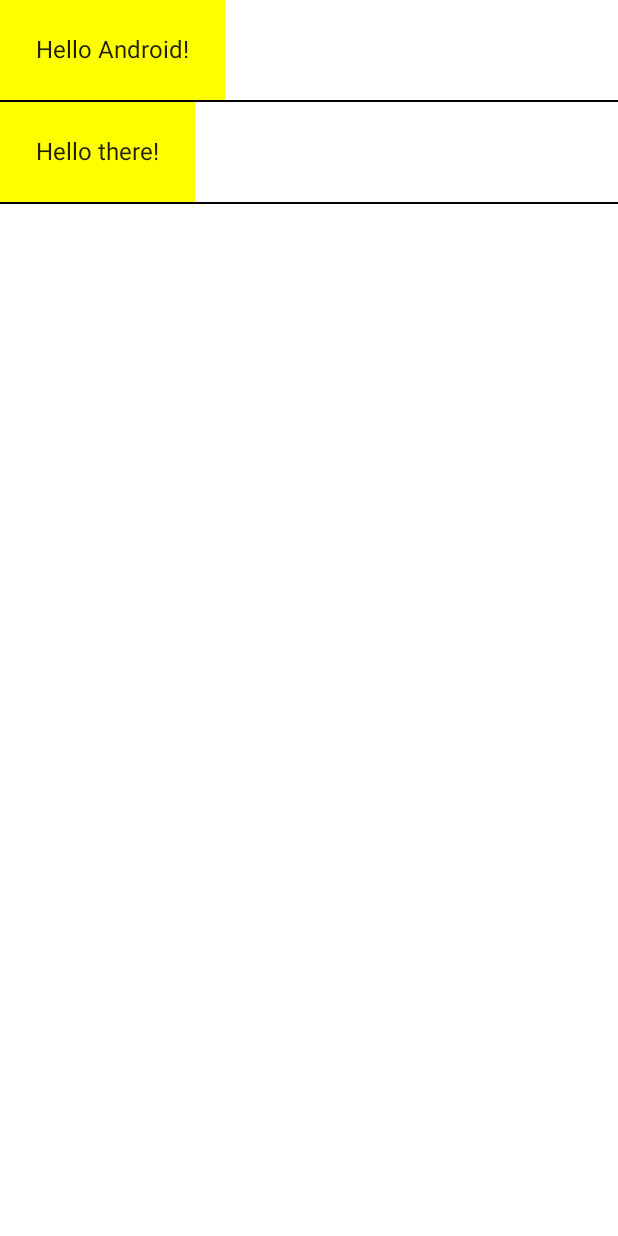
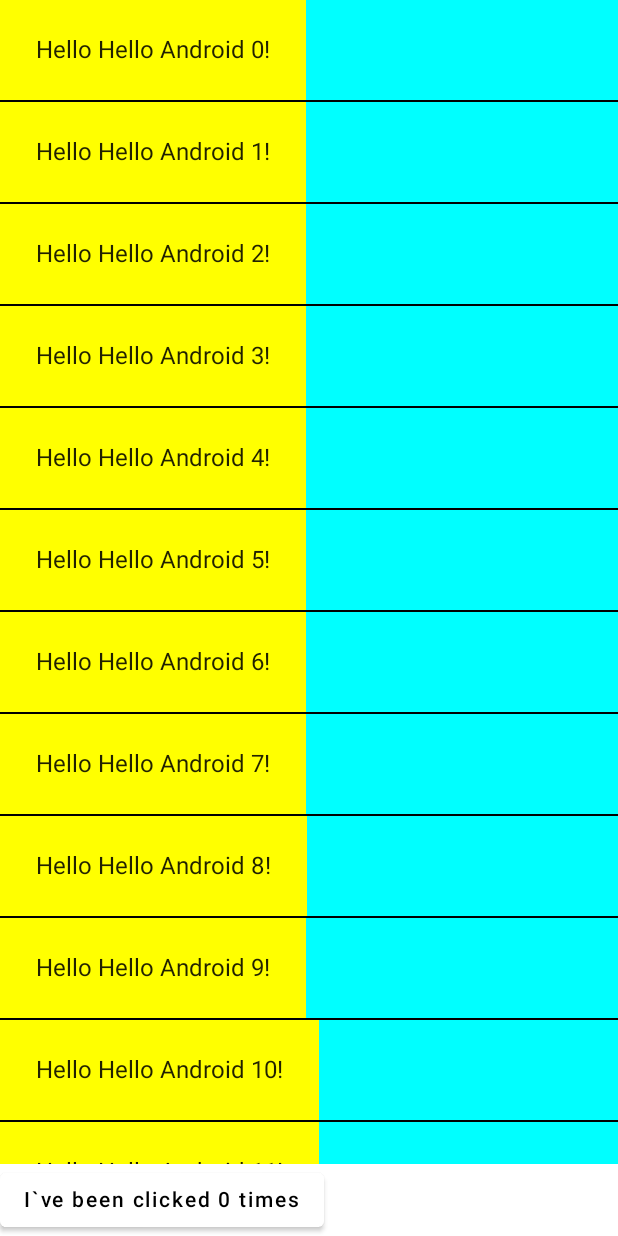
Before and after one commit to lbarqueira/Jetpack-Compose-Basics, an Android app built with Jetpack Compose: the @Preview function DefaultPreview, on a phone screen of 412 x 824 dp. Run offline under Robolectric (Android 15) with nearby library versions, the phone set to English and light mode, and no system bars.

Commit message:
commit 7th September - state and flexible layouts

```diff
--- a/app/src/main/java/com/lbarqueira/jetpackcomposebasics/MainActivity.kt
+++ b/app/src/main/java/com/lbarqueira/jetpackcomposebasics/MainActivity.kt
@@ -1,17 +1,24 @@
 package com.lbarqueira.jetpackcomposebasics
 
+import android.content.res.Configuration.UI_MODE_NIGHT_NO
+import android.content.res.Configuration.UI_MODE_NIGHT_YES
 import android.os.Bundle
 import androidx.activity.compose.setContent
 import androidx.appcompat.app.AppCompatActivity
+import androidx.compose.foundation.background
 import androidx.compose.foundation.layout.Column
+import androidx.compose.foundation.layout.fillMaxHeight
 import androidx.compose.foundation.layout.padding
-import androidx.compose.material.Divider
-import androidx.compose.material.MaterialTheme
-import androidx.compose.material.Surface
-import androidx.compose.material.Text
+import androidx.compose.foundation.lazy.LazyColumn
+import androidx.compose.foundation.lazy.items
+import androidx.compose.material.*
 import androidx.compose.runtime.Composable
+import androidx.compose.runtime.MutableState
+import androidx.compose.runtime.mutableStateOf
+import androidx.compose.runtime.remember
 import androidx.compose.ui.Modifier
 import androidx.compose.ui.graphics.Color
+import androidx.compose.ui.tooling.preview.Devices.NEXUS_6
 import androidx.compose.ui.tooling.preview.Preview
 import androidx.compose.ui.unit.dp
 import com.lbarqueira.jetpackcomposebasics.ui.theme.JetpackComposeBasicsTheme
@@ -43,14 +50,36 @@ fun MyApp(content: @Composable () -> Unit) {
 }
 
 @Composable
-fun MyScreenContent(names: List<String> = listOf("Android", "there")) {
-    Column {
-        for (name in names) {
+fun MyScreenContent(
+    names: List<String> = List(1000) { "Hello Android $it" }
+) {
+    // state hoisting
+    val counterState: MutableState<Int> = remember { mutableStateOf(0) }
+
+    Column(modifier = Modifier.fillMaxHeight()) {
+        NameList(
+            names = names,
+            modifier = Modifier
+                .weight(1f)
+                .background(color = Color.Cyan)
+        )
+        Counter(
+            count = counterState.value,
+            updateCount = { newCount -> counterState.value = newCount }
+        )
+    }
+}
+
+@Composable
+fun NameList(names: List<String>, modifier: Modifier) {
+    LazyColumn(modifier = modifier) {
+        items(items = names) { name ->
             Greeting(name = name)
             Divider(color = Color.Black)
         }
     }
 }
+
 
 // Note: Composable functions are Kotlin functions that are marked with the @Composable annotation,
 // as you can see:
@@ -64,8 +93,34 @@ fun Greeting(name: String) {
 
 }
 
+// Since consumers of Counter can be interested in the state, you can defer it
+// to the caller completely by introducing a (count, updateCount) pair as parameters of Counter.
+// In this way, Counter is hoisting its state.
+@Composable
+fun Counter(count: Int, updateCount: (Int) -> Unit) {
+    // val count: MutableState<Int> = remember { mutableStateOf(0) }
+    Button(
+        onClick = { updateCount(count + 1) },
+        colors = ButtonDefaults.buttonColors(
+            backgroundColor = if (count > 5) Color.Green else Color.White
+        )
+    ) {
+        Text("I`ve been clicked $count times")
+    }
+}
 
-@Preview(name = "MyScreen preview")
+@Preview(
+    name = "MyScreen preview night mode",
+    showSystemUi = true,
+    device = NEXUS_6,
+    uiMode = UI_MODE_NIGHT_YES
+)
+@Preview(
+    name = "MyScreen preview day mode",
+    showSystemUi = true,
+    device = NEXUS_6,
+    uiMode = UI_MODE_NIGHT_NO
+)
 @Composable
 fun DefaultPreview() {
     MyApp {
```
